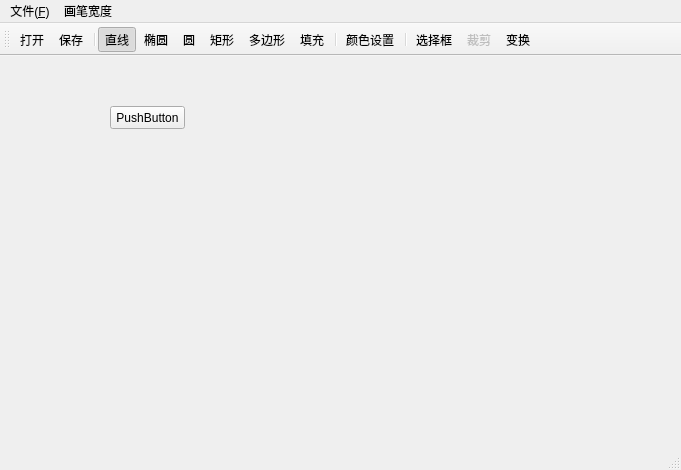
First picture: the form in FinalProject/mainwindow.ui, repository breadstory-x/my-painter, before the edit.
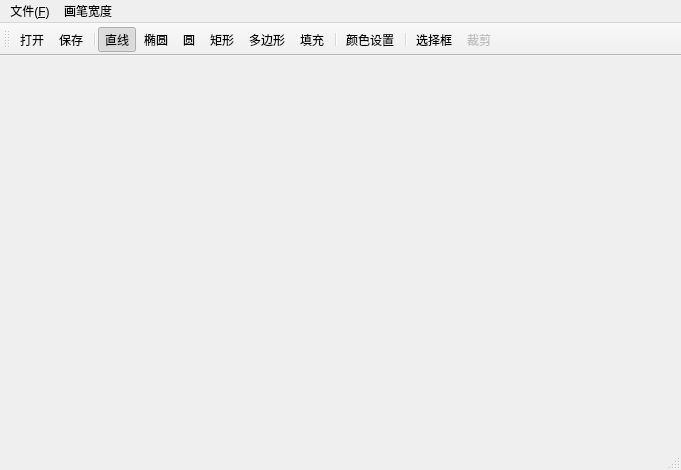
Second picture: the form after the edit. Icons and pictures are not drawn.

What changed in the file:
```diff
--- a/FinalProject/mainwindow.ui
+++ b/FinalProject/mainwindow.ui
@@ -16,21 +16,7 @@
   <property name="toolButtonStyle">
    <enum>Qt::ToolButtonIconOnly</enum>
   </property>
-  <widget class="QWidget" name="centralWidget">
-   <widget class="QPushButton" name="pushButton">
-    <property name="geometry">
-     <rect>
-      <x>110</x>
-      <y>50</y>
-      <width>75</width>
-      <height>23</height>
-     </rect>
-    </property>
-    <property name="text">
-     <string>PushButton</string>
-    </property>
-   </widget>
-  </widget>
+  <widget class="QWidget" name="centralWidget"/>
   <widget class="QMenuBar" name="menuBar">
    <property name="geometry">
     <rect>
@@ -87,7 +73,7 @@
     <enum>TopToolBarArea</enum>
    </attribute>
    <attribute name="toolBarBreak">
-    <bool>true</bool>
+    <bool>false</bool>
    </attribute>
    <addaction name="actionOpen"/>
    <addaction name="actionSave"/>
@@ -103,7 +89,6 @@
    <addaction name="separator"/>
    <addaction name="actionSelect"/>
    <addaction name="actionCut"/>
-   <addaction name="actionTransform"/>
   </widget>
   <widget class="QStatusBar" name="statusBar"/>
   <action name="actionLine">
```
